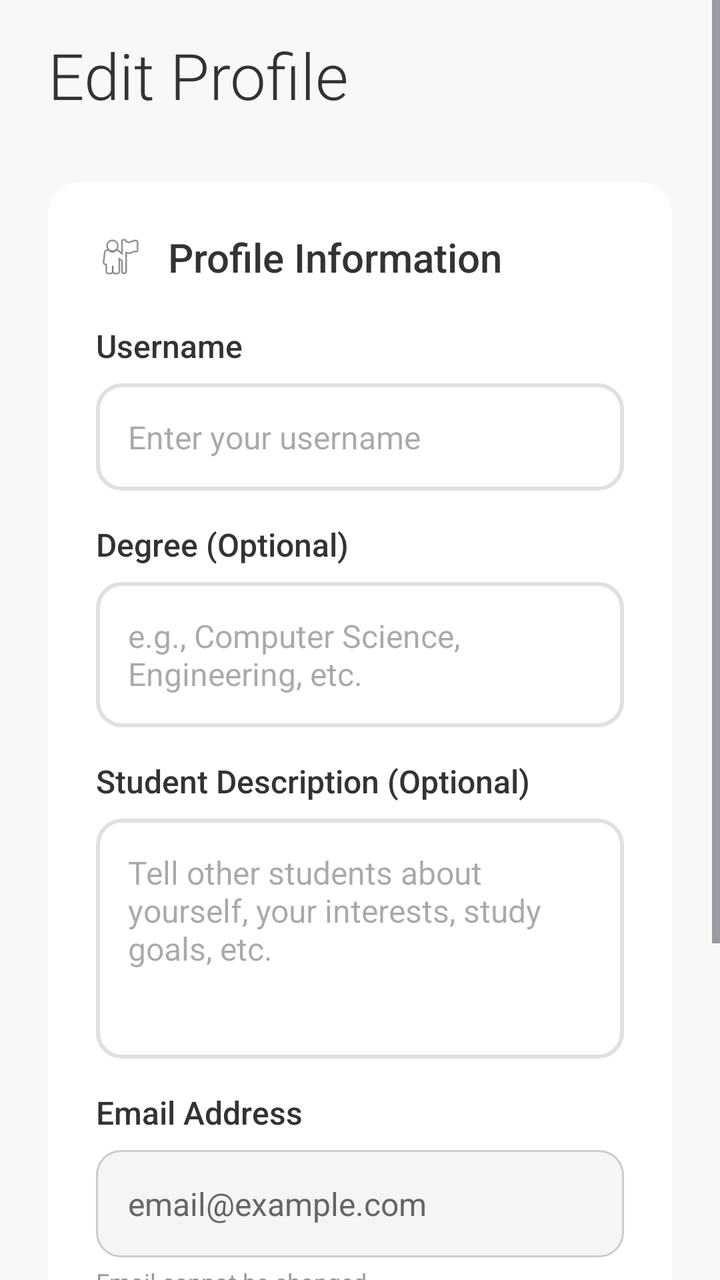
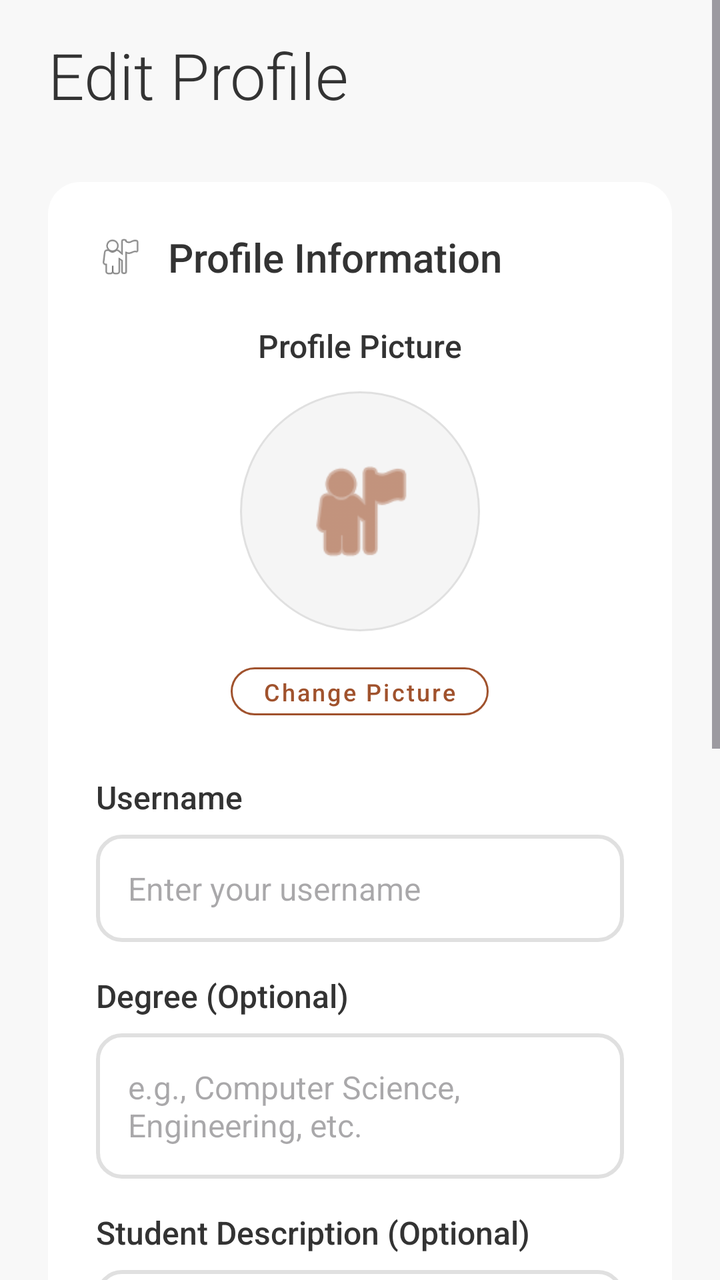

Before-and-after screenshots of an Android layout around one commit, followed by the original layout XML and the change that was made.
<!-- AndroidManifest.xml: application theme Theme.Csci3130Group1 -->
<!-- res/layout/activity_edit_profile.xml -->
<?xml version="1.0" encoding="utf-8"?>
<ScrollView xmlns:android="http://schemas.android.com/apk/res/android"
    android:layout_width="match_parent"
    android:layout_height="match_parent"
    android:background="#F8F8F8"
    android:fillViewport="true">

    <LinearLayout
        android:layout_width="match_parent"
        android:layout_height="wrap_content"
        android:orientation="vertical"
        android:paddingLeft="24dp"
        android:paddingRight="24dp"
        android:paddingTop="16dp"
        android:paddingBottom="32dp">

        
        <TextView
            android:layout_width="wrap_content"
            android:layout_height="wrap_content"
            android:text="Edit Profile"
            android:textSize="32sp"
            android:fontFamily="sans-serif-light"
            android:textStyle="normal"
            android:textColor="#333333"
            android:layout_marginBottom="32dp"/>

        
        <LinearLayout
            android:layout_width="match_parent"
            android:layout_height="wrap_content"
            android:layout_marginBottom="24dp"
            android:background="@drawable/card_background"
            android:orientation="vertical"
            android:padding="24dp">

            
            <LinearLayout
                android:layout_width="match_parent"
                android:layout_height="wrap_content"
                android:orientation="horizontal"
                android:gravity="center_vertical"
                android:layout_marginBottom="20dp">

                <ImageView
                    android:layout_width="24dp"
                    android:layout_height="24dp"
                    android:src="@android:drawable/ic_menu_myplaces"
                    android:contentDescription="Profile Icon" />

                <TextView
                    android:layout_width="wrap_content"
                    android:layout_height="wrap_content"
                    android:text="Profile Information"
                    android:textSize="20sp"
                    android:fontFamily="sans-serif-medium"
                    android:textColor="#333333"
                    android:layout_marginStart="12dp"/>
            </LinearLayout>

            
            <TextView
                android:layout_width="wrap_content"
                android:layout_height="wrap_content"
                android:text="Username"
                android:textSize="16sp"
                android:textColor="#333333"
                android:fontFamily="sans-serif-medium"
                android:layout_marginBottom="8dp"/>

            <EditText
                android:id="@+id/editUsername"
                android:layout_width="match_parent"
                android:layout_height="wrap_content"
                android:hint="Enter your username"
                android:textSize="16sp"
                android:textColor="#333333"
                android:background="@drawable/input_background"
                android:padding="16dp"
                android:layout_marginBottom="16dp"/>

            
            <TextView
                android:layout_width="wrap_content"
                android:layout_height="wrap_content"
                android:text="Degree (Optional)"
                android:textSize="16sp"
                android:textColor="#333333"
                android:fontFamily="sans-serif-medium"
                android:layout_marginBottom="8dp"/>

            <EditText
                android:id="@+id/editDegree"
                android:layout_width="match_parent"
                android:layout_height="wrap_content"
                android:hint="e.g., Computer Science, Engineering, etc."
                android:textSize="16sp"
                android:textColor="#333333"
                android:background="@drawable/input_background"
                android:padding="16dp"
                android:layout_marginBottom="16dp"/>

            
            <TextView
                android:layout_width="wrap_content"
                android:layout_height="wrap_content"
                android:text="Student Description (Optional)"
                android:textSize="16sp"
                android:textColor="#333333"
                android:fontFamily="sans-serif-medium"
                android:layout_marginBottom="8dp"/>

            <EditText
                android:id="@+id/editStudentDescription"
                android:layout_width="match_parent"
                android:layout_height="120dp"
                android:hint="Tell other students about yourself, your interests, study goals, etc."
                android:textSize="16sp"
                android:textColor="#333333"
                android:background="@drawable/input_background"
                android:padding="16dp"
                android:gravity="top"
                android:inputType="textMultiLine"
                android:scrollbars="vertical"
                android:layout_marginBottom="16dp"/>

            
            <TextView
                android:layout_width="wrap_content"
                android:layout_height="wrap_content"
                android:text="Email Address"
                android:textSize="16sp"
                android:textColor="#333333"
                android:fontFamily="sans-serif-medium"
                android:layout_marginBottom="8dp"/>

            <TextView
                android:id="@+id/currentEmail"
                android:layout_width="match_parent"
                android:layout_height="wrap_content"
                android:text="email@example.com"
                android:textSize="16sp"
                android:textColor="#666666"
                android:background="@drawable/input_background_disabled"
                android:padding="16dp"/>

            <TextView
                android:layout_width="wrap_content"
                android:layout_height="wrap_content"
                android:text="Email cannot be changed"
                android:textSize="12sp"
                android:textColor="#999999"
                android:layout_marginTop="4dp"/>
        </LinearLayout>

        
        <LinearLayout
            android:layout_width="match_parent"
            android:layout_height="wrap_content"
            android:orientation="vertical">

            
            <Button
                android:id="@+id/saveButton"
                android:layout_width="match_parent"
                android:layout_height="wrap_content"
                android:text="Save Changes"
                android:backgroundTint="#A0522D"
                android:textColor="#FFFFFF"
                android:padding="16dp"
                android:textSize="16sp"
                android:layout_marginBottom="16dp"
                android:elevation="0dp"
                android:textAllCaps="false"
                android:fontFamily="sans-serif-medium"/>

            
            <Button
                android:id="@+id/cancelButton"
                style="@android:style/Widget.Material.Button.Borderless"
                android:layout_width="match_parent"
                android:layout_height="wrap_content"
                android:text="Cancel"
                android:textColor="#A0522D"
                android:padding="16dp"
                android:textSize="16sp"
                android:textAllCaps="false"
                android:fontFamily="sans-serif-medium"
                android:background="@drawable/outlined_button_background"/>
        </LinearLayout>
    </LinearLayout>
</ScrollView>
<!-- resources referenced by this layout -->
<resources>
  <!-- drawable card_background (drawable) -->
  <?xml version="1.0" encoding="utf-8"?>
  <shape xmlns:android="http://schemas.android.com/apk/res/android">
      <solid android:color="#FFFFFF" />
      <corners android:radius="16dp" />
      <stroke android:width="0dp" android:color="#FFFFFF" />
  </shape>
  <!-- drawable input_background (drawable) -->
  <?xml version="1.0" encoding="utf-8"?>
  <shape xmlns:android="http://schemas.android.com/apk/res/android"
      android:shape="rectangle">
      <solid android:color="#FFFFFF" />
      <stroke
          android:width="2dp"
          android:color="#E0E0E0" />
      <corners android:radius="12dp" />
  </shape>
  <!-- drawable input_background_disabled (drawable) -->
  <?xml version="1.0" encoding="utf-8"?>
  <shape xmlns:android="http://schemas.android.com/apk/res/android"
      android:shape="rectangle">
      <solid android:color="#F5F5F5" />
      <stroke
          android:width="1dp"
          android:color="#CCCCCC" />
      <corners android:radius="12dp" />
  </shape>
  <!-- drawable outlined_button_background (drawable) -->
  <?xml version="1.0" encoding="utf-8"?>
  <shape xmlns:android="http://schemas.android.com/apk/res/android">
      <solid android:color="#00FFFFFF" />
      <corners android:radius="12dp" />
      <stroke android:width="2dp" android:color="#A0522D" />
  </shape>
  <style name="Theme.Csci3130Group1" parent="Base.Theme.Csci3130Group1" />
  <style name="Base.Theme.Csci3130Group1" parent="Theme.Material3.DayNight.NoActionBar">
          
          
      </style>
</resources>

<!-- the commit's change to res/layout/activity_edit_profile.xml (unified diff, before → after) -->
@@ -1,5 +1,6 @@
 <?xml version="1.0" encoding="utf-8"?>
 <ScrollView xmlns:android="http://schemas.android.com/apk/res/android"
+    xmlns:app="http://schemas.android.com/apk/res-auto"
     android:layout_width="match_parent"
     android:layout_height="match_parent"
     android:background="#F8F8F8"
@@ -59,6 +60,50 @@
             </LinearLayout>
 
             
+            <LinearLayout
+                android:layout_width="match_parent"
+                android:layout_height="wrap_content"
+                android:orientation="vertical"
+                android:gravity="center"
+                android:layout_marginBottom="24dp">
+
+                <TextView
+                    android:layout_width="wrap_content"
+                    android:layout_height="wrap_content"
+                    android:text="Profile Picture"
+                    android:textSize="16sp"
+                    android:textColor="#333333"
+                    android:fontFamily="sans-serif-medium"
+                    android:layout_marginBottom="12dp"/>
+
+                <ImageView
+                    android:id="@+id/profilePicturePreview"
+                    android:layout_width="120dp"
+                    android:layout_height="120dp"
+                    android:src="@android:drawable/ic_menu_myplaces"
+                    app:tint="#A0522D"
+                    android:background="@drawable/circle_background"
+                    android:padding="30dp"
+                    android:contentDescription="Profile Picture Preview"
+                    android:layout_marginBottom="12dp" />
+
+                <Button
+                    android:id="@+id/changeProfilePictureButton"
+                    style="@style/Widget.MaterialComponents.Button.OutlinedButton"
+                    android:layout_width="wrap_content"
+                    android:layout_height="36dp"
+                    android:text="Change Picture"
+                    android:textColor="#A0522D"
+                    android:textSize="12sp"
+                    android:textAllCaps="false"
+                    android:fontFamily="sans-serif-medium"
+                    app:strokeColor="#A0522D"
+                    app:cornerRadius="18dp"
+                    android:minWidth="0dp"
+                    android:paddingHorizontal="16dp"/>
+            </LinearLayout>
+
+            
             <TextView
                 android:layout_width="wrap_content"
                 android:layout_height="wrap_content"
<!-- resource entries referenced after the edit -->
@@ -6,6 +6,15 @@
       <solid android:color="#FFFFFF" />
       <corners android:radius="16dp" />
       <stroke android:width="0dp" android:color="#FFFFFF" />
+  </shape>
+  <!-- drawable circle_background (drawable) -->
+  <?xml version="1.0" encoding="utf-8"?>
+  <shape xmlns:android="http://schemas.android.com/apk/res/android"
+      android:shape="oval">
+      <solid android:color="#F5F5F5" />
+      <stroke
+          android:width="1dp"
+          android:color="#E0E0E0" />
   </shape>
   <!-- drawable input_background (drawable) -->
   <?xml version="1.0" encoding="utf-8"?>
